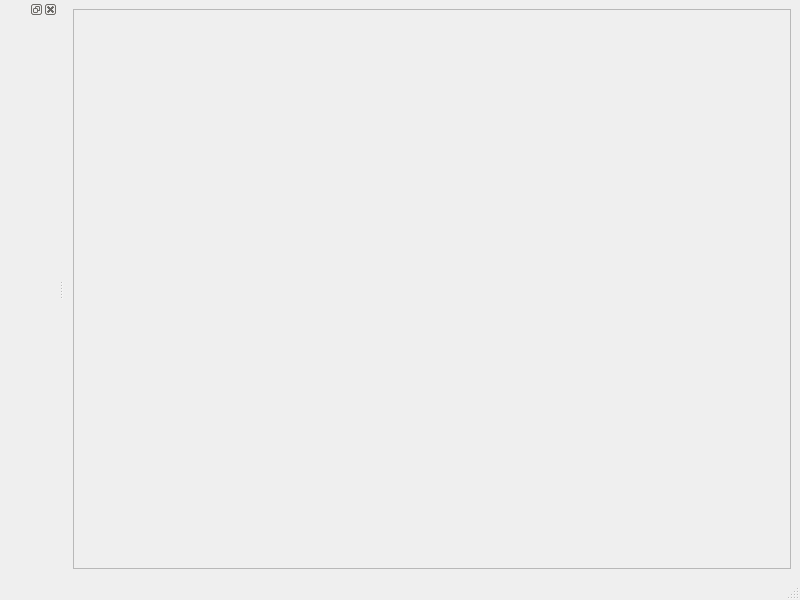
Before: the Qt Designer form ui/myWindow.ui in hyz321go/Qcloudmap, drawn with Qt 5.
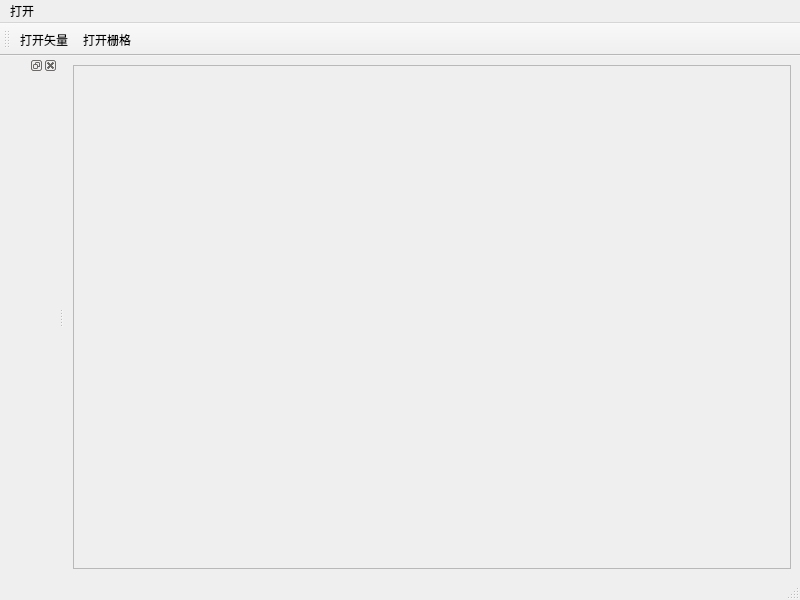
After: the same form once the commit is applied. Icons and pictures are not drawn.

Commit message: 添加菜单栏和工具栏

Patch:
```diff
--- a/ui/myWindow.ui
+++ b/ui/myWindow.ui
@@ -40,6 +40,14 @@
      <height>23</height>
     </rect>
    </property>
+   <widget class="QMenu" name="menuOpen">
+    <property name="title">
+     <string>打开</string>
+    </property>
+    <addaction name="actionOpenShp"/>
+    <addaction name="actionOpenRaster"/>
+   </widget>
+   <addaction name="menuOpen"/>
   </widget>
   <widget class="QStatusBar" name="statusbar"/>
   <widget class="QDockWidget" name="dockWidget">
@@ -48,6 +56,29 @@
    </attribute>
    <widget class="QWidget" name="dockWidgetContents"/>
   </widget>
+  <widget class="QToolBar" name="toolBar">
+   <property name="windowTitle">
+    <string>toolBar</string>
+   </property>
+   <attribute name="toolBarArea">
+    <enum>TopToolBarArea</enum>
+   </attribute>
+   <attribute name="toolBarBreak">
+    <bool>false</bool>
+   </attribute>
+   <addaction name="actionOpenShp"/>
+   <addaction name="actionOpenRaster"/>
+  </widget>
+  <action name="actionOpenShp">
+   <property name="text">
+    <string>打开矢量</string>
+   </property>
+  </action>
+  <action name="actionOpenRaster">
+   <property name="text">
+    <string>打开栅格</string>
+   </property>
+  </action>
  </widget>
  <resources>
   <include location="../resources/myRc.qrc"/>
```
The commit also changes 1 other file.
